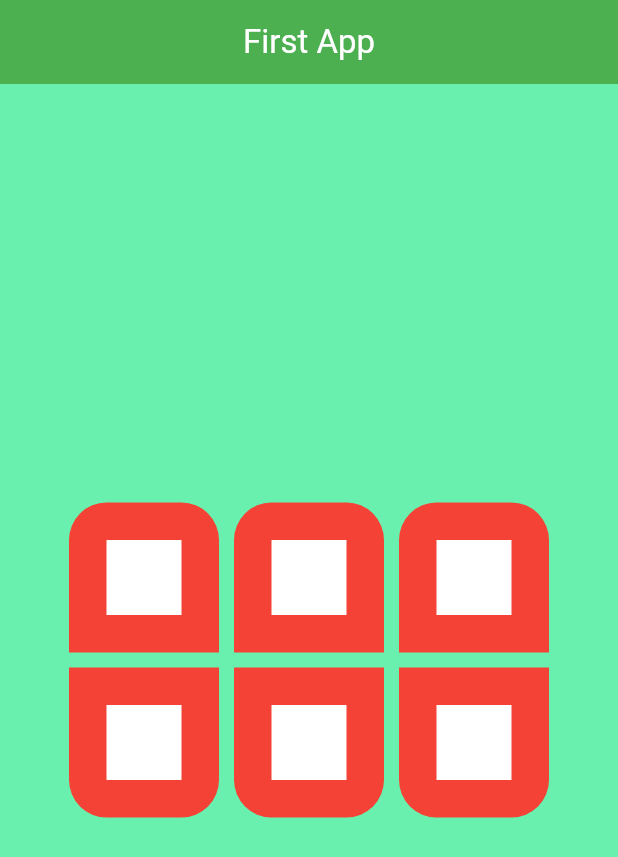
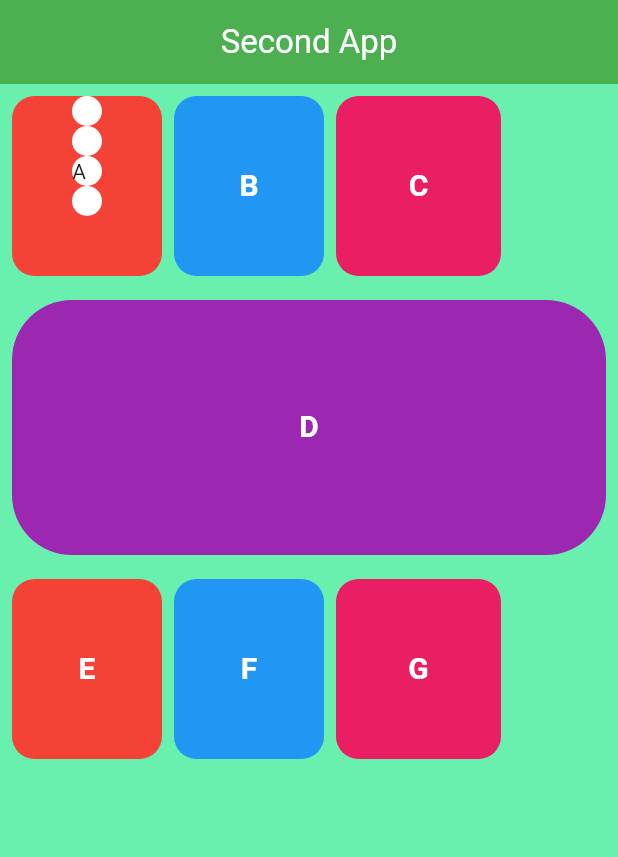
Before and after one commit to MosawirShah/First-App, a Flutter app: the screen it shows after launch, on a phone screen of 412 x 824 dp. Shown: the top 857 px of the screen. Run offline on Flutter 3.47's test engine with Material 3 defaults, Android fonts, the phone set to English and light mode, and no system bars.

Commit message:
Multiple containers are used

```diff
--- a/lib/main.dart
+++ b/lib/main.dart
@@ -3,7 +3,8 @@ import 'package:flutter/material.dart';
 void main() {
   runApp(MyApp());
 }
-class MyApp extends StatelessWidget{
+
+class MyApp extends StatelessWidget {
   @override
   Widget build(BuildContext context) {
     return MaterialApp(
@@ -11,174 +12,188 @@ class MyApp extends StatelessWidget{
       home: Scaffold(
         appBar: AppBar(
           title: Text(
-            "First App",
+            "Second App",
             style: TextStyle(color: Colors.white),
           ),
           backgroundColor: Colors.green,
           centerTitle: true,
         ),
         backgroundColor: Colors.greenAccent,
-        body: Row(
-          crossAxisAlignment: CrossAxisAlignment.center,
-          mainAxisAlignment: MainAxisAlignment.center,
+        body: Column(
           children: [
-            //first column
-            Column(
-              mainAxisAlignment: MainAxisAlignment.center,
-              crossAxisAlignment: CrossAxisAlignment.center,
+            Row(
               children: [
-                //Container 1
+                Padding(
+                  padding: const EdgeInsets.all(8.0),
+                  child: Container(
+                    height: 120,
+                    width: 100,
+                    decoration: BoxDecoration(
+                      borderRadius: BorderRadius.circular(15),
+                      color: Colors.red,
+                    ),
+                    child: Center(
+                      child: Column(
+                        children: [
                           Container(
-                  // color: Colors.red,
+                            height: 20,
+                            width: 20,
                             decoration: BoxDecoration(
-                      color: Colors.red,
-                      borderRadius: BorderRadius.only(
-                          topLeft: Radius.circular(25),
-                          topRight: Radius.circular(25)
-                      )
+                              shape: BoxShape.circle,
+                              color: Colors.white,
                             ),
-                  height: 100,
+                          ),
+                          Container(
+                            height: 20,
+                            width: 20,
+                            decoration: BoxDecoration(
+                              shape: BoxShape.circle,
+                              color: Colors.white,
+                            ),
+                          ),
+
+                          Container(
+                            height: 20,
+                            width: 20,
+                            decoration: BoxDecoration(
+                              shape: BoxShape.circle,
+                              color: Colors.white,
+
+                            ),
+                            child: Text("A"),
+                          ),
+                          Container(
+                            height: 20,
+                            width: 20,
+                            decoration: BoxDecoration(
+                              shape: BoxShape.circle,
+                              color: Colors.white,
+                            ),
+                          ),
+                        ],
+                      ),),
+                  ),
+                ),
+                Container(
+                  height: 120,
                   width: 100,
+                  decoration: BoxDecoration(
+                    borderRadius: BorderRadius.circular(15),
+                    color: Colors.blue,
+                  ),
                   child: Center(
-                      child: Container(
-                        height: 50,
-                        width: 50,
+                      child: Text(
+                        "B",
+                        style: TextStyle(
                             color: Colors.white,
+                            fontSize: 20,
+                            fontWeight: FontWeight.bold),
                       )),
                 ),
-                //Spacer
-                SizedBox(height: 10,),
-                //Container 2
-                Container(
-                  // color: Colors.red,
+                Padding(
+                  padding: const EdgeInsets.all(8.0),
+                  child: Container(
+                    height: 120,
+                    width: 110,
                     decoration: BoxDecoration(
-                      color: Colors.red,
-                      borderRadius: BorderRadius.only(
-                          bottomLeft: Radius.circular(25),
-                          bottomRight: Radius.circular(25)
-                      )
+                      borderRadius: BorderRadius.circular(15),
+                      color: Colors.pink,
                     ),
-                  height: 100,
-                  width: 100,
                     child: Center(
-                      child: Container(
-                        height: 50,
-                        width: 50,
+                        child: Text(
+                          "C",
+                          style: TextStyle(
                               color: Colors.white,
+                              fontSize: 20,
+                              fontWeight: FontWeight.bold),
                         )),
                   ),
-                Container(),
+                ),
               ],
-
+            ),
+            //2nd Row
+            Padding(
+              padding: const EdgeInsets.all(8.0),
+              child: Container(
+                height: 170,
+                width: double.infinity,
+                decoration: BoxDecoration(
+                  borderRadius: BorderRadius.circular(40),
+                  color: Colors.purple,
+                ),
+                child: Center(
+                    child: Text(
+                      "D",
+                      style: TextStyle(
+                          color: Colors.white,
+                          fontSize: 20,
+                          fontWeight: FontWeight.bold),
+                    )),
+              ),
             ),
 
-            //SizedBox
-            SizedBox(width: 10,),
-            //2nd Column
-            Column(
-              mainAxisAlignment: MainAxisAlignment.center,
-              crossAxisAlignment: CrossAxisAlignment.center,
+            //3rd ROw
+            Row(
               children: [
-                //Container 1
-                Container(
-                  // color: Colors.red,
+                Padding(
+                  padding: const EdgeInsets.all(8.0),
+                  child: Container(
+                    height: 120,
+                    width: 100,
                     decoration: BoxDecoration(
+                      borderRadius: BorderRadius.circular(15),
                       color: Colors.red,
-                      borderRadius: BorderRadius.only(
-                          topLeft: Radius.circular(25),
-                          topRight: Radius.circular(25)
-                      )
                     ),
-                  height: 100,
-                  width: 100,
                     child: Center(
-                      child: Container(
-                        height: 50,
-                        width: 50,
+                        child: Text(
+                          "E",
+                          style: TextStyle(
                               color: Colors.white,
+                              fontSize: 20,
+                              fontWeight: FontWeight.bold),
                         )),
                   ),
-                //Spacer
-                SizedBox(height: 10,),
-                //Container 2
+                ),
                 Container(
-                  // color: Colors.red,
+                  height: 120,
+                  width: 100,
                   decoration: BoxDecoration(
-                      color: Colors.red,
-                      borderRadius: BorderRadius.only(
-                          bottomLeft: Radius.circular(25),
-                          bottomRight: Radius.circular(25)
-                      )
+                    borderRadius: BorderRadius.circular(15),
+                    color: Colors.blue,
                   ),
-                  height: 100,
-                  width: 100,
                   child: Center(
-                      child: Container(
-                        height: 50,
-                        width: 50,
+                      child: Text(
+                        "F",
+                        style: TextStyle(
                             color: Colors.white,
+                            fontSize: 20,
+                            fontWeight: FontWeight.bold),
                       )),
                 ),
-                Container(),
-              ],
-
+                Padding(
+                  padding: const EdgeInsets.all(8.0),
+                  child: Container(
+                    height: 120,
+                    width: 110,
+                    decoration: BoxDecoration(
+                      borderRadius: BorderRadius.circular(15),
+                      color: Colors.pink,
                     ),
-
-            //SizedBox
-            SizedBox(width: 10,),
-            //3rd Column
-            Column(
-              mainAxisAlignment: MainAxisAlignment.center,
-              crossAxisAlignment: CrossAxisAlignment.center,
-              children: [
-                //Container 1
-                Container(
-                  // color: Colors.red,
-                  decoration: BoxDecoration(
-                      color: Colors.red,
-                      borderRadius: BorderRadius.only(
-                          topLeft: Radius.circular(25),
-                          topRight: Radius.circular(25)
-                      )
-                  ),
-                  height: 100,
-                  width: 100,
                     child: Center(
-                      child: Container(
-                        height: 50,
-                        width: 50,
+                        child: Text(
+                          "G",
+                          style: TextStyle(
                               color: Colors.white,
+                              fontSize: 20,
+                              fontWeight: FontWeight.bold),
                         )),
                   ),
-                //Spacer
-                SizedBox(height: 10,),
-                //Container 2
-                Container(
-                  // color: Colors.red,
-                  decoration: BoxDecoration(
-                      color: Colors.red,
-                      borderRadius: BorderRadius.only(
-                          bottomLeft: Radius.circular(25),
-                          bottomRight: Radius.circular(25)
-                      )
                 ),
-                  height: 100,
-                  width: 100,
-                  child: Center(
-                      child: Container(
-                        height: 50,
-                        width: 50,
-                        color: Colors.white,
-                      )),
-                ),
-                Container(),
               ],
-
             ),
           ],
         ),
       ),
     );
   }
-
 }
```
Lines whose indentation alone changed are shown as unchanged.
